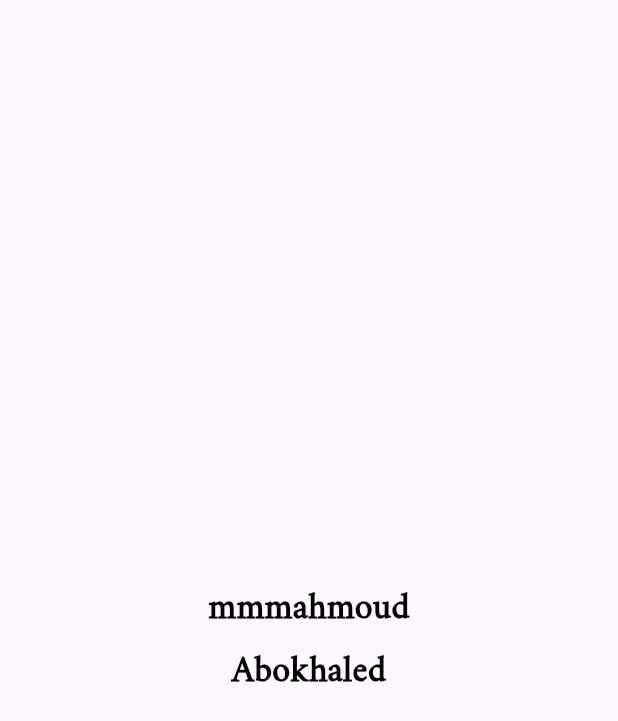
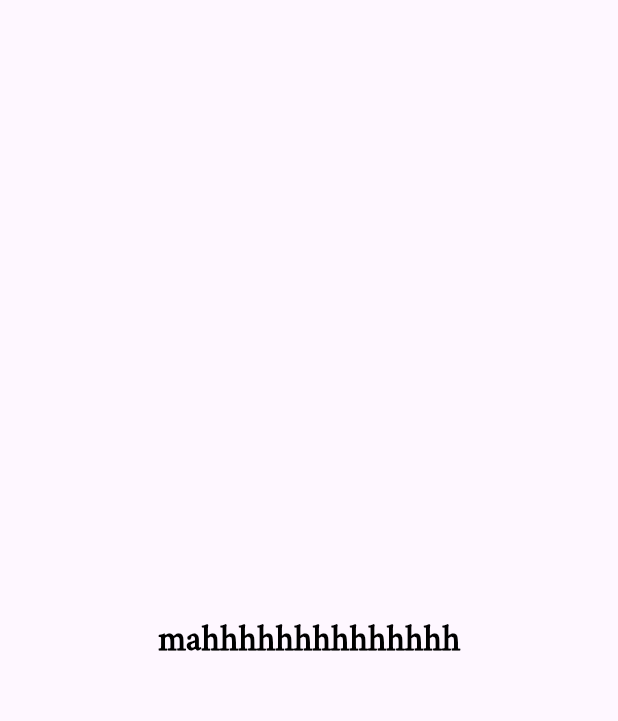
Before and after one commit to Mohamedkhaled15/Azkary, a Flutter app: the screen it shows after launch, on a phone screen of 412 x 824 dp. Shown: the top 721 px of the screen. Run offline on Flutter 3.47's test engine with Material 3 defaults, Android fonts, the light colour scheme and no system bars; project files that could hold a hidden picture were left out.

Commit message:
commit two

```diff
--- a/lib/presentation/view/home_screen/home_view.dart
+++ b/lib/presentation/view/home_screen/home_view.dart
@@ -28,13 +28,7 @@ class HomePage extends StatelessWidget {
             ),
             Center(
               child: Text(
-                'mmmahmoud',
-                style: Styles.style24,
-              ),
-            ),
-            Center(
-              child: Text(
-                'Abokhaled',
+                'mahhhhhhhhhhhhhh',
                 style: Styles.style24,
               ),
             )
```
